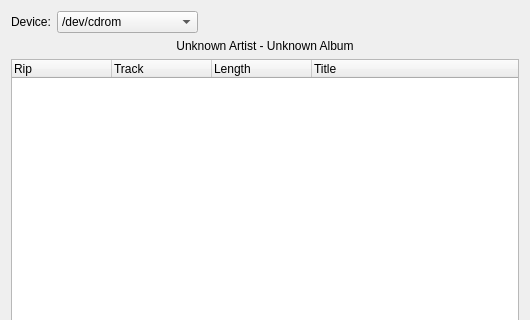
Old version of the form tracks.ui in the repository KDE/kaudiocreator; both pictures show x 0 to 530 and y 0 to 320 of the 530 by 566 pixel window.
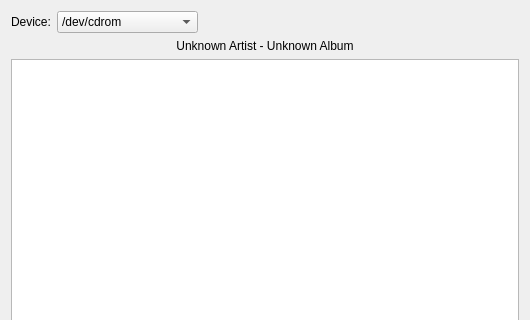
New version of the form. Custom widgets are drawn as their Qt base class.

Commit message: turn tracksimp to model/view (WIP)

```diff
--- a/tracks.ui
+++ b/tracks.ui
@@ -87,8 +87,11 @@
     </widget>
    </item>
    <item>
-    <widget class="QTreeWidget" name="trackListing" >
-     <property name="rootIsDecorated" >
+    <widget class="QTreeView" name="trackView">
+     <property name="indentation">
+      <number>0</number>
+     </property>
+     <property name="rootIsDecorated">
       <bool>false</bool>
      </property>
      <property name="uniformRowHeights" >
@@ -100,29 +103,9 @@
      <property name="allColumnsShowFocus" >
       <bool>true</bool>
      </property>
-     <property name="columnCount" >
-      <number>4</number>
+     <property name="expandsOnDoubleClick">
+      <bool>false</bool>
      </property>
-     <column>
-      <property name="text" >
-       <string>Rip</string>
-      </property>
-     </column>
-     <column>
-      <property name="text" >
-       <string>Track</string>
-      </property>
-     </column>
-     <column>
-      <property name="text" >
-       <string>Length</string>
-      </property>
-     </column>
-     <column>
-      <property name="text" >
-       <string>Title</string>
-      </property>
-     </column>
     </widget>
    </item>
    <item>
@@ -214,7 +197,7 @@
    </item>
   </layout>
  </widget>
- <layoutdefault spacing="6" margin="11" />
+ <layoutdefault spacing="6" margin="11"/>
  <pixmapfunction>qPixmapFromMimeSource</pixmapfunction>
  <customwidgets>
   <customwidget>
```
Left out of the diff: 125 changed lines with no effect on the pictures. The commit also changes 2 other files.
